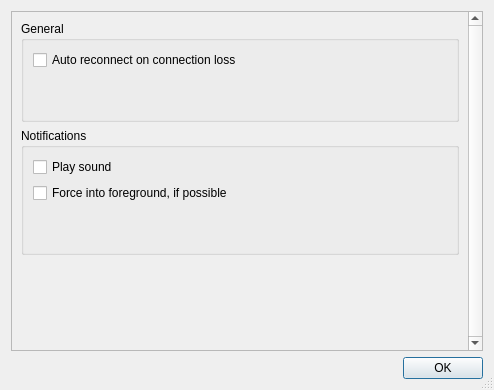
Before: the Qt Designer form src/dialogs/OptionsDialog.ui in blizzard4591/openMittsu, drawn with Qt 5.
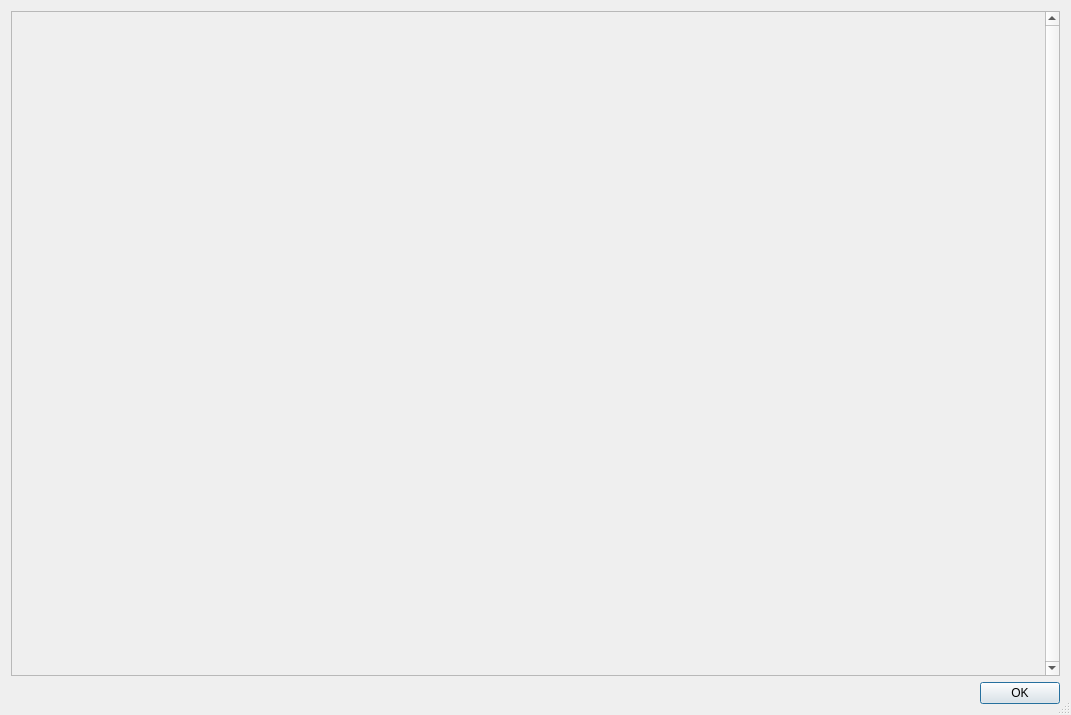
After: the same form once the commit is applied.

Commit message: Finished implementing a new Options system.

```diff
--- a/src/dialogs/OptionsDialog.ui
+++ b/src/dialogs/OptionsDialog.ui
@@ -9,8 +9,8 @@
    <rect>
     <x>0</x>
     <y>0</y>
-    <width>494</width>
-    <height>390</height>
+    <width>1071</width>
+    <height>715</height>
    </rect>
   </property>
   <property name="windowTitle">
@@ -36,89 +36,11 @@
        <rect>
         <x>0</x>
         <y>0</y>
-        <width>457</width>
-        <height>341</height>
+        <width>982</width>
+        <height>597</height>
        </rect>
       </property>
-      <layout class="QVBoxLayout" name="verticalLayout_2">
-       <item>
-        <widget class="QGroupBox" name="groupBox">
-         <property name="title">
-          <string>General</string>
-         </property>
-         <layout class="QVBoxLayout" name="verticalLayout_4">
-          <item>
-           <widget class="QCheckBox" name="cbox_autoReconnect">
-            <property name="text">
-             <string>Auto reconnect on connection loss</string>
-            </property>
-           </widget>
-          </item>
-          <item>
-           <spacer name="verticalSpacer_3">
-            <property name="orientation">
-             <enum>Qt::Vertical</enum>
-            </property>
-            <property name="sizeHint" stdset="0">
-             <size>
-              <width>20</width>
-              <height>40</height>
-             </size>
-            </property>
-           </spacer>
-          </item>
-         </layout>
-        </widget>
-       </item>
-       <item>
-        <widget class="QGroupBox" name="groupBox_2">
-         <property name="title">
-          <string>Notifications</string>
-         </property>
-         <layout class="QVBoxLayout" name="verticalLayout_3">
-          <item>
-           <widget class="QCheckBox" name="cbox_playSound">
-            <property name="text">
-             <string>Play sound</string>
-            </property>
-           </widget>
-          </item>
-          <item>
-           <widget class="QCheckBox" name="cbox_forceForeground">
-            <property name="text">
-             <string>Force into foreground, if possible</string>
-            </property>
-           </widget>
-          </item>
-          <item>
-           <spacer name="verticalSpacer">
-            <property name="orientation">
-             <enum>Qt::Vertical</enum>
-            </property>
-            <property name="sizeHint" stdset="0">
-             <size>
-              <width>20</width>
-              <height>40</height>
-             </size>
-            </property>
-           </spacer>
-          </item>
-         </layout>
-        </widget>
-       </item>
-       <item>
-        <spacer name="verticalSpacer_2">
-         <property name="orientation">
-          <enum>Qt::Vertical</enum>
-         </property>
-         <property name="sizeHint" stdset="0">
-          <size>
-           <width>20</width>
-           <height>40</height>
-          </size>
-         </property>
-        </spacer>
-       </item>
+      <layout class="QVBoxLayout" name="verticalLayoutContainer">
       </layout>
      </widget>
     </widget>
```
The commit also changes 7 other files.
